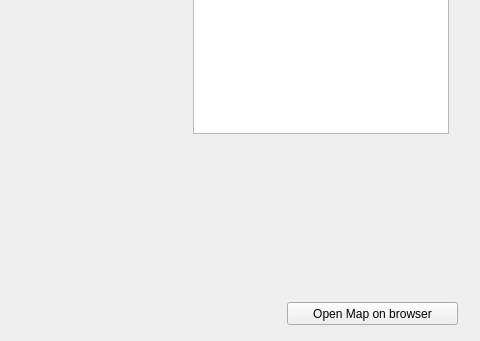
This is SpaceStationProject/ui/untitled.ui in SadnessPWNZ/SpaceStationsProject as Qt 5 draws it before an edit; both pictures show x 423 to 903 and y 188 to 529 of the 903 by 529 pixel window. The edited form follows.
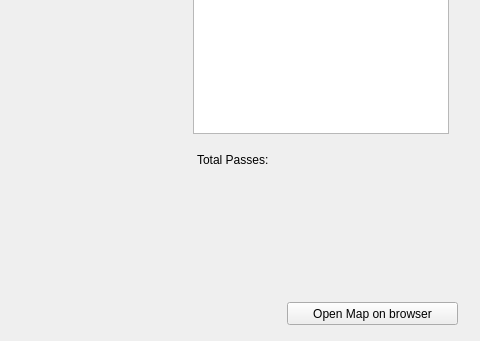
This is the edited form. Icons and pictures are not drawn.

Diff of the .ui file:
```diff
--- a/SpaceStationProject/ui/untitled.ui
+++ b/SpaceStationProject/ui/untitled.ui
@@ -276,6 +276,19 @@
              <string>Update satellite info</string>
          </property>
      </widget>
+  <widget class="QLabel" name="VisualPassesTotal">
+   <property name="geometry">
+    <rect>
+     <x>620</x>
+     <y>340</y>
+     <width>211</width>
+     <height>16</height>
+    </rect>
+   </property>
+   <property name="text">
+    <string>Total Passes:</string>
+   </property>
+  </widget>
  </widget>
  <resources/>
  <connections/>
```
Left out of the diff: 4 changed lines with no effect on the pictures. Lines whose indentation alone changed are shown as unchanged.
